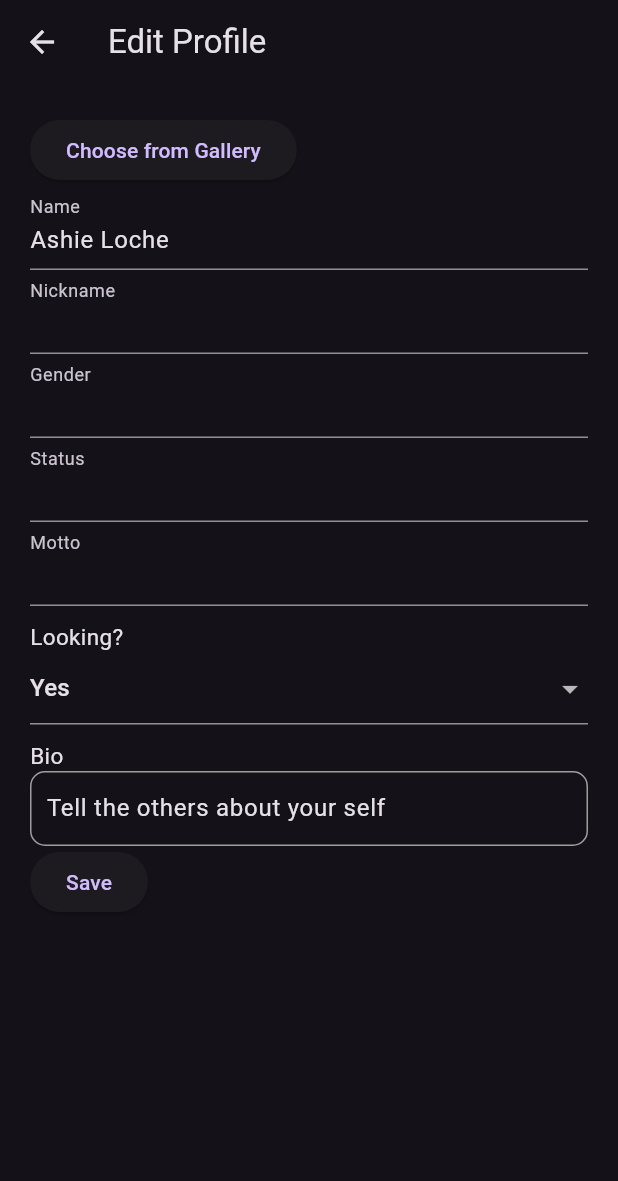
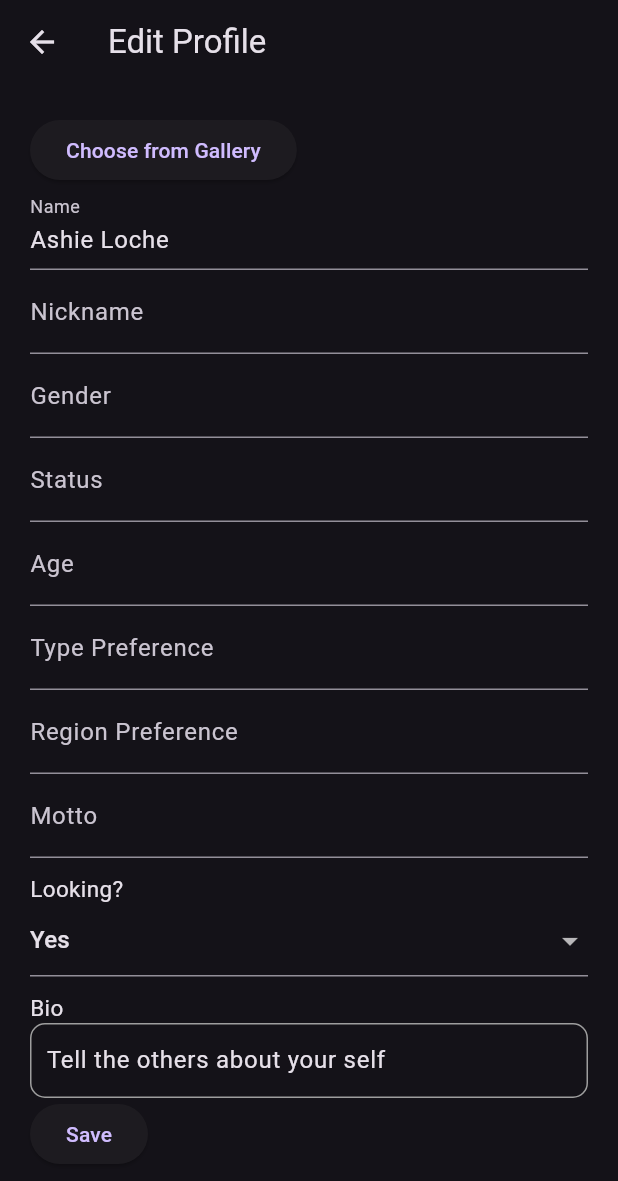
Before and after one commit to AshieLoche/pokedopt, a Flutter app: the Profile screen opened by its route, after a tap on "Edit Profile", on a phone screen of 412 x 824 dp. Shown: the top 1181 px of the screen. Run offline on Flutter 3.47's test engine with Material 3 defaults, Android fonts, the phone set to English and light mode, and no system bars; our stand-ins replace cloud_firestore, firebase_auth, firebase_core, flutter_spinkit, image_picker; accounts and stored records are empty.

Commit message:
change profile and edit profile

```diff
--- a/lib/screens/main/profile.dart
+++ b/lib/screens/main/profile.dart
@@ -10,15 +10,19 @@ class Profile extends StatefulWidget {
 }
 
 class ProfileState extends State<Profile> {
-  String name = 'Ashie Loche';
-  String nickname = ' ';
-  String gender = ' ';
-  String status = ' ';
-  String looking = ' ';
-  String motto = ' ';
+  String username = 'Ashie Loche';
+  String age = '';
+  String gender = '';
+  String nickname = '';
+  String status = '';
+  String looking = '';
+  String motto = '';
   String bio = 'Tell the others about your self';
+  String typepreference = '';
+  String regionpreference = '';
 
   final AuthService _auth = AuthService();
+  String _profileImagePath = 'assets/asheprofile.png';
 
   @override
   Widget build(BuildContext context) {
@@ -55,16 +59,16 @@ class ProfileState extends State<Profile> {
             const SizedBox(height: 20),
             Row(
               children: [
-                const CircleAvatar(
+                CircleAvatar(
                   radius: 60,
-                  backgroundImage: AssetImage('assets/asheprofile.png'),
+                  backgroundImage: AssetImage(_profileImagePath),
                 ),
                 const SizedBox(width: 20),
                 Column(
                   crossAxisAlignment: CrossAxisAlignment.start,
                   children: [
                     Text(
-                      name,
+                      username,
                       style: const TextStyle(
                         fontWeight: FontWeight.bold,
                         fontSize: 20,
@@ -100,35 +104,36 @@ class ProfileState extends State<Profile> {
                   _buildProfileField(label: 'Gender', value: gender),
                   _buildProfileField(label: 'Status', value: status),
                   _buildProfileField(label: 'Looking', value: looking),
+                  _buildProfileField(label: 'Age', value: age),
+                  _buildProfileField(label: 'Type Preference', value: typepreference),
+                  _buildProfileField(label: 'Region Preference', value: regionpreference),
                   _buildProfileField(label: 'Motto', value: motto),
                   const ListTile(
                     title: Text('Bio'),
                   ),
                   Container(
                     decoration: BoxDecoration(
-                      border: Border.all(color: Colors.grey), // Add border
-                      borderRadius: BorderRadius.circular(10), // Add border radius for rounded corners
+                      border: Border.all(color: Colors.grey),
+                      borderRadius: BorderRadius.circular(10),
                     ),
-                    padding: const EdgeInsets.all(10), // Add padding for inner content spacing
+                    padding: const EdgeInsets.all(10),
                     child: Column(
-                      crossAxisAlignment: CrossAxisAlignment.start, // Align text to the left
+                      crossAxisAlignment: CrossAxisAlignment.start,
                       children: [
                         Text(
-                          bio, // Bio text here
-                          textAlign: TextAlign.left, // Align text to the left
+                          bio,
+                          textAlign: TextAlign.left,
                         ),
-                        const SizedBox(height: 30.0), // Add spacing between text and bottom border
-                      ],
-                    ),
-                  ),
-                  // Add other profile fields here
+                        const SizedBox(height: 30.0),
                       ],
                     ),
                   ),
                 ],
               ),
             ),
-
+          ],
+        ),
+      ),
       bottomNavigationBar: BottomNavigationBar(
         items: const <BottomNavigationBarItem>[
           BottomNavigationBarItem(
@@ -147,14 +152,12 @@ class ProfileState extends State<Profile> {
         onTap: (int index) {
           switch (index) {
             case 0:
-              Navigator.pushNamed(context, '/Profile'); // Navigate to profile page
+              Navigator.pushNamed(context, '/Profile');
               break;
             case 1:
-            // Handle pokehome icon tap
               Navigator.pushNamed(context, '/PokeDopt');
               break;
             case 2:
-            // Handle pokelist icon tap
               Navigator.pushNamed(context, '/PokeList');
               break;
           }
@@ -178,51 +181,62 @@ class ProfileState extends State<Profile> {
       context,
       MaterialPageRoute(
         builder: (context) => EditProfileScreen(
-          initialName: name,
+          userName: username,
           initialNickname: nickname,
           initialGender: gender,
           initialStatus: status,
           initialLooking: looking,
           initialBio: bio,
           initialMotto: motto,
+          initialAge: age,
+          initialTypePreference: typepreference,
+          initialRegionPreference: regionpreference,
         ),
       ),
     );
 
     if (updatedProfile != null) {
       setState(() {
-        name = updatedProfile['name'];
+        username = updatedProfile['name'];
         nickname = updatedProfile['nickname'];
         gender = updatedProfile['gender'];
         status = updatedProfile['status'];
         looking = updatedProfile['looking'];
         bio = updatedProfile['bio'];
         motto = updatedProfile['motto'];
-        // Update other fields similarly
+        age = updatedProfile['age'];
+        typepreference = updatedProfile['typepreference'];
+        regionpreference = updatedProfile['regionpreference'];
+        _profileImagePath = updatedProfile['imagePath'] ?? _profileImagePath;
       });
     }
   }
 }
 
 class EditProfileScreen extends StatefulWidget {
-  final String initialName;
+  final String userName;
   final String initialNickname;
   final String initialGender;
   final String initialStatus;
   final String initialLooking;
   final String initialBio;
   final String initialMotto;
+  final String initialAge;
+  final String initialTypePreference;
+  final String initialRegionPreference;
 
   const EditProfileScreen({
     super.key,
-    required this.initialName,
+    required this.userName,
     required this.initialNickname,
     required this.initialGender,
     required this.initialStatus,
     required this.initialLooking,
     required this.initialBio,
     required this.initialMotto,
-
+    required this.initialAge,
+    required this.initialTypePreference,
+    required this.initialRegionPreference,
   });
 
   @override
@@ -236,18 +250,23 @@ class EditProfileScreenState extends State<EditProfileScreen> {
   late TextEditingController _statusController;
   late TextEditingController _bioController;
   late TextEditingController _mottoController;
+  late TextEditingController _ageController;
+  late TextEditingController _typePreferenceController;
+  late TextEditingController _regionPreferenceController;
   late String _lookingValue;
 
   @override
   void initState() {
     super.initState();
-    _nameController = TextEditingController(text: widget.initialName);
+    _nameController = TextEditingController(text: widget.userName);
     _nicknameController = TextEditingController(text: widget.initialNickname);
     _genderController = TextEditingController(text: widget.initialGender);
     _statusController = TextEditingController(text: widget.initialStatus);
-    _statusController = TextEditingController(text: widget.initialLooking);
     _bioController = TextEditingController(text: widget.initialBio);
     _mottoController = TextEditingController(text: widget.initialMotto);
+    _ageController = TextEditingController(text: widget.initialAge);
+    _typePreferenceController = TextEditingController(text: widget.initialTypePreference);
+    _regionPreferenceController = TextEditingController(text: widget.initialRegionPreference);
     _lookingValue = 'Yes';
   }
 
@@ -259,8 +278,12 @@ class EditProfileScreenState extends State<EditProfileScreen> {
     _statusController.dispose();
     _bioController.dispose();
     _mottoController.dispose();
+    _ageController.dispose();
+    _typePreferenceController.dispose();
+    _regionPreferenceController.dispose();
     super.dispose();
   }
+
   XFile? _pickedImage;
 
   Future<void> _getImage(ImageSource source) async {
@@ -304,16 +327,27 @@ class EditProfileScreenState extends State<EditProfileScreen> {
                 decoration: const InputDecoration(labelText: 'Status'),
               ),
               TextFormField(
+                controller: _ageController,
+                decoration: const InputDecoration(labelText: 'Age'),
+              ),
+              TextFormField(
+                controller: _typePreferenceController,
+                decoration: const InputDecoration(labelText: 'Type Preference'),
+              ),
+              TextFormField(
+                controller: _regionPreferenceController,
+                decoration: const InputDecoration(labelText: 'Region Preference'),
+              ),
+              TextFormField(
                 controller: _mottoController,
                 decoration: const InputDecoration(labelText: 'Motto'),
               ),
               const SizedBox(height: 10),
-          // Dropdown box for the "Looking" section
               const Text(
                 'Looking?',
                 style: TextStyle(
                   fontSize: 15,
-                  )
+                ),
               ),
               DropdownButtonFormField<String>(
                 value: _lookingValue,
@@ -334,24 +368,23 @@ class EditProfileScreenState extends State<EditProfileScreen> {
                 'Bio',
                 style: TextStyle(
                   fontSize: 15,
-                )
+                ),
               ),
               Container(
                 decoration: BoxDecoration(
-                  border: Border.all(color: Colors.grey), // Add border
-                  borderRadius: BorderRadius.circular(10), // Add border radius for rounded corners
+                  border: Border.all(color: Colors.grey),
+                  borderRadius: BorderRadius.circular(10),
                 ),
                 child: TextFormField(
                   controller: _bioController,
                   maxLines: null,
                   decoration: const InputDecoration(
                     hintText: 'Enter your bio here...',
-                    contentPadding: EdgeInsets.all(10), // Add padding for text input
+                    contentPadding: EdgeInsets.all(10),
                     border: InputBorder.none,
                   ),
                 ),
               ),
-
               ElevatedButton(
                 onPressed: () {
                   _updateProfileAndPop();
@@ -373,6 +406,11 @@ class EditProfileScreenState extends State<EditProfileScreen> {
     final newLooking = _lookingValue.toString();
     final newBio = _bioController.text;
     final newMotto = _mottoController.text;
+    final newAge = _ageController.text;
+    final newTypePreference = _typePreferenceController.text;
+    final newRegionPreference = _regionPreferenceController.text;
+    final newImagePath = _pickedImage?.path;
+
     Navigator.pop(context, {
       'name': newName,
       'nickname': newNickname,
@@ -381,6 +419,10 @@ class EditProfileScreenState extends State<EditProfileScreen> {
       'looking': newLooking,
       'bio': newBio,
       'motto': newMotto,
+      'age': newAge,
+      'typepreference': newTypePreference,
+      'regionpreference': newRegionPreference,
+      'imagePath': newImagePath,
     });
   }
 }
```
Lines whose indentation alone changed are shown as unchanged.
